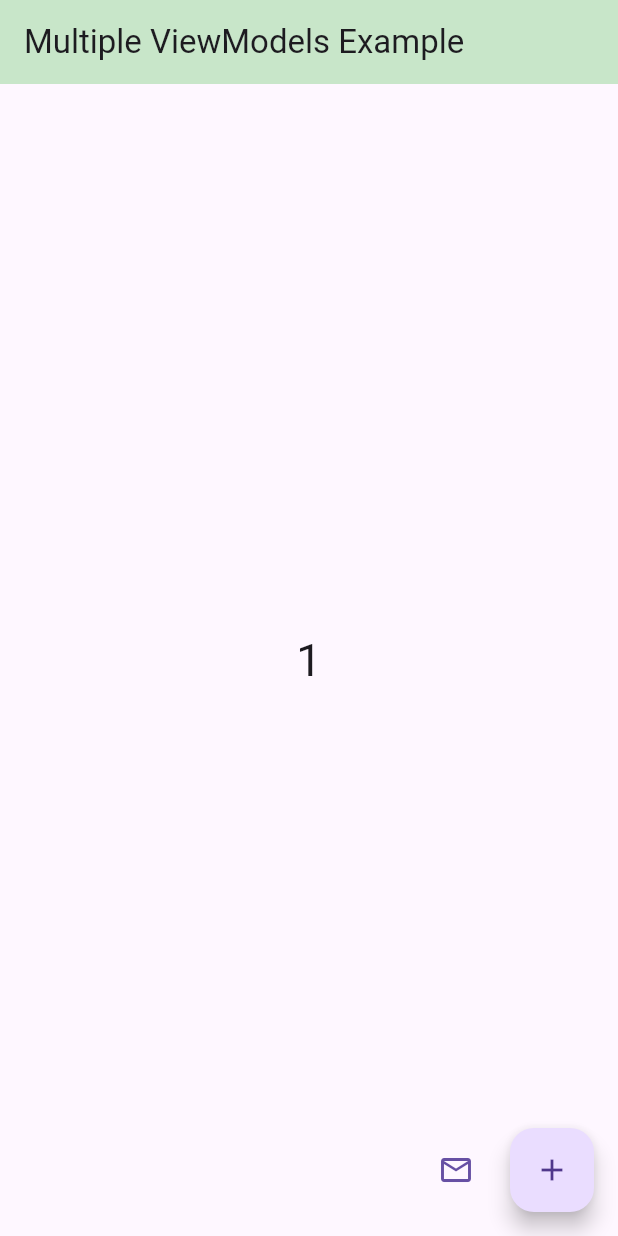
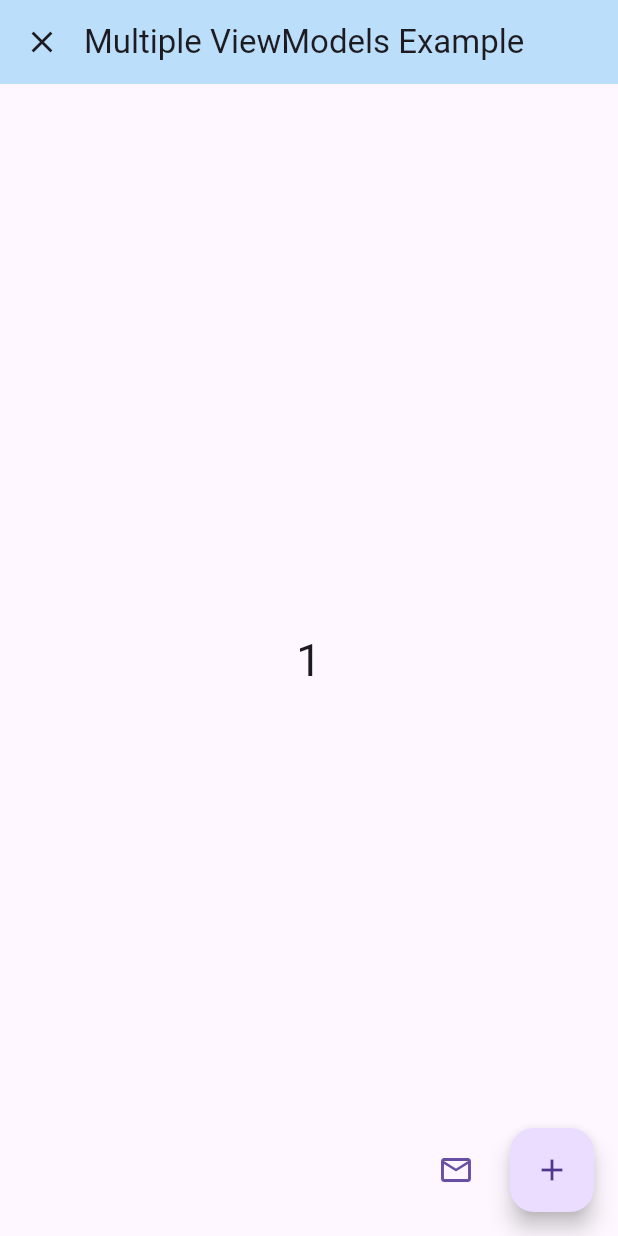
Before and after one commit to shubham16g/view_model_x, a Flutter app: the screen it shows after launch, after a tap on the "add" icon, after a tap on "Multiple ViewModels Example", on a phone screen of 412 x 824 dp. Run offline on Flutter 3.47's test engine with Material 2 defaults, Android fonts, the phone set to English and light mode, and no system bars.

Commit message:
Example Error Fixed

```diff
--- a/example/lib/multiple_view_models_example/multiple_view_models_example.dart
+++ b/example/lib/multiple_view_models_example/multiple_view_models_example.dart
@@ -14,18 +14,8 @@ class MultipleViewModelsExample extends StatelessWidget {
         ViewModelProvider(create: (context) => FirstViewModel()),
         ViewModelProvider(create: (context) => SecondViewModel()),
       ],
-      child: MaterialApp(
-        title: 'Multiple ViewModels Example',
-        debugShowCheckedModeBanner: false,
-        theme: ThemeData(
-          useMaterial3: true,
-          appBarTheme: AppBarTheme(
-            color: Colors.green.shade100,
-          ),
-          primarySwatch: Colors.green,
-        ),
-        home: const ContentPage(),
-      ),
+      // child: MaterialApp(home: const ContentPage()),
+      child: const ContentPage(),
     );
   }
 }
@@ -36,7 +26,10 @@ class ContentPage extends StatelessWidget {
   @override
   Widget build(BuildContext context) {
     return Scaffold(
-      appBar: AppBar(title: const Text('Multiple ViewModels Example')),
+      appBar: AppBar(
+          leading: const CloseButton(),
+          titleSpacing: 0,
+          title: const Text('Multiple ViewModels Example')),
       body: SharedFlowListener(
         sharedFlow: context.vm<SecondViewModel>().messageSharedFlow,
         listener: (context, value) {
@@ -67,6 +60,7 @@ class ContentPage extends StatelessWidget {
           ),
           const SizedBox(width: 12),
           FloatingActionButton(
+            heroTag: "multi_view_models_example",
             onPressed: () {
               context.vm<FirstViewModel>().increment();
             },
--- a/example/lib/multiple_view_models_example/view_model/first_view_model.dart
+++ b/example/lib/multiple_view_models_example/view_model/first_view_model.dart
@@ -1,3 +1,4 @@
+import 'package:flutter/cupertino.dart';
 import 'package:view_model_x/view_model_x.dart';
 
 class FirstViewModel extends ViewModel {
@@ -15,5 +16,6 @@ class FirstViewModel extends ViewModel {
   void dispose() {
     // must dispose all flows
     _counterStateFlow.dispose();
+    debugPrint("ViewModelA disposed");
   }
 }
```
